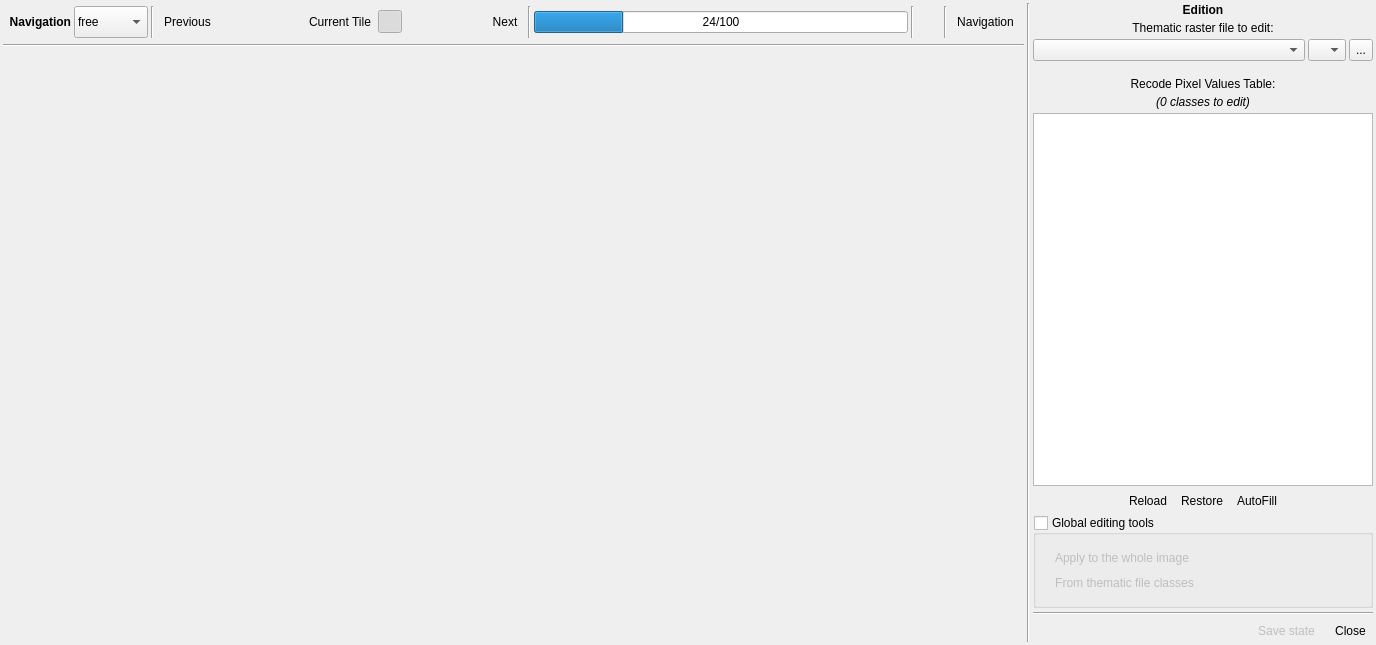
Before: the Qt Designer form ui/main_dialog.ui in SMByC/ThRasE, drawn with Qt 5.
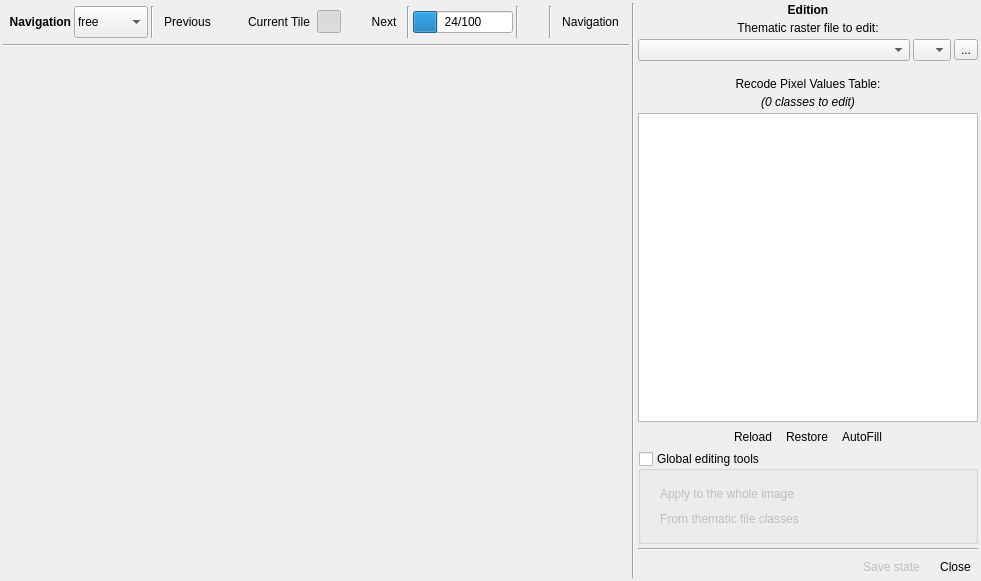
After: the same form once the commit is applied. Icons and pictures are not drawn. Custom widgets are drawn as their Qt base class.

What changed in the file:
```diff
--- a/ui/main_dialog.ui
+++ b/ui/main_dialog.ui
@@ -6,8 +6,8 @@
    <rect>
     <x>0</x>
     <y>0</y>
-    <width>1376</width>
-    <height>645</height>
+    <width>981</width>
+    <height>581</height>
    </rect>
   </property>
   <property name="windowTitle">
@@ -586,12 +586,6 @@
                 <verstretch>0</verstretch>
                </sizepolicy>
               </property>
-              <property name="maximumSize">
-               <size>
-                <width>16777215</width>
-                <height>32</height>
-               </size>
-              </property>
               <property name="allowEmptyLayer">
                <bool>true</bool>
               </property>
@@ -599,17 +593,14 @@
             </item>
             <item>
              <widget class="QComboBox" name="QCBox_band_LayerToEdit">
-              <property name="maximumSize">
-               <size>
-                <width>38</width>
-                <height>32</height>
-               </size>
-              </property>
               <property name="toolTip">
                <string>Select the band to edit</string>
               </property>
               <property name="sizeAdjustPolicy">
-               <enum>QComboBox::AdjustToContents</enum>
+               <enum>QComboBox::AdjustToMinimumContentsLength</enum>
+              </property>
+              <property name="minimumContentsLength">
+               <number>1</number>
               </property>
              </widget>
             </item>
@@ -617,8 +608,8 @@
              <widget class="QToolButton" name="QPBtn_browseLayerToEdit">
               <property name="maximumSize">
                <size>
-                <width>32</width>
-                <height>32</height>
+                <width>30</width>
+                <height>16777215</height>
                </size>
               </property>
               <property name="font">
```
Left out of the diff: 19 changed lines with no effect on the pictures.
